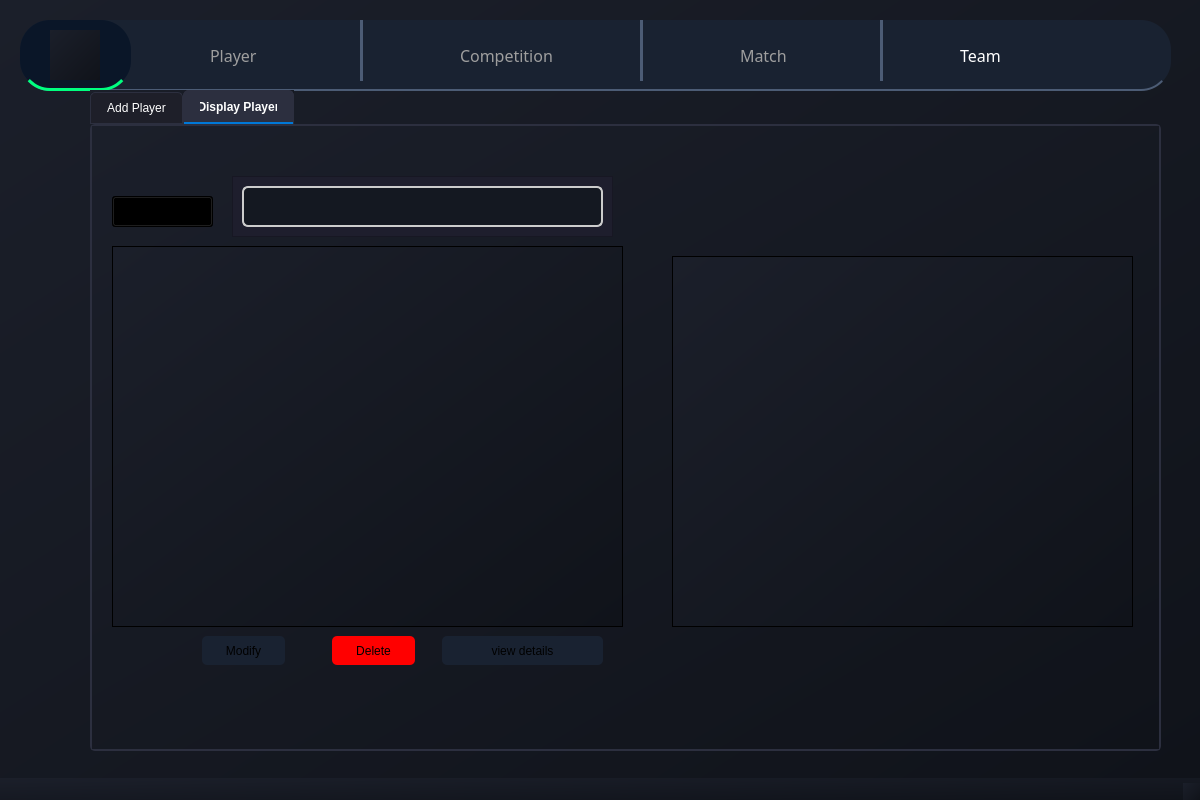
The window that JoueurQ/mainwindow.ui (Azer-khadhraoui/ALDAWRY-FOOTBALL) describes before a commit, drawn with Qt 5.
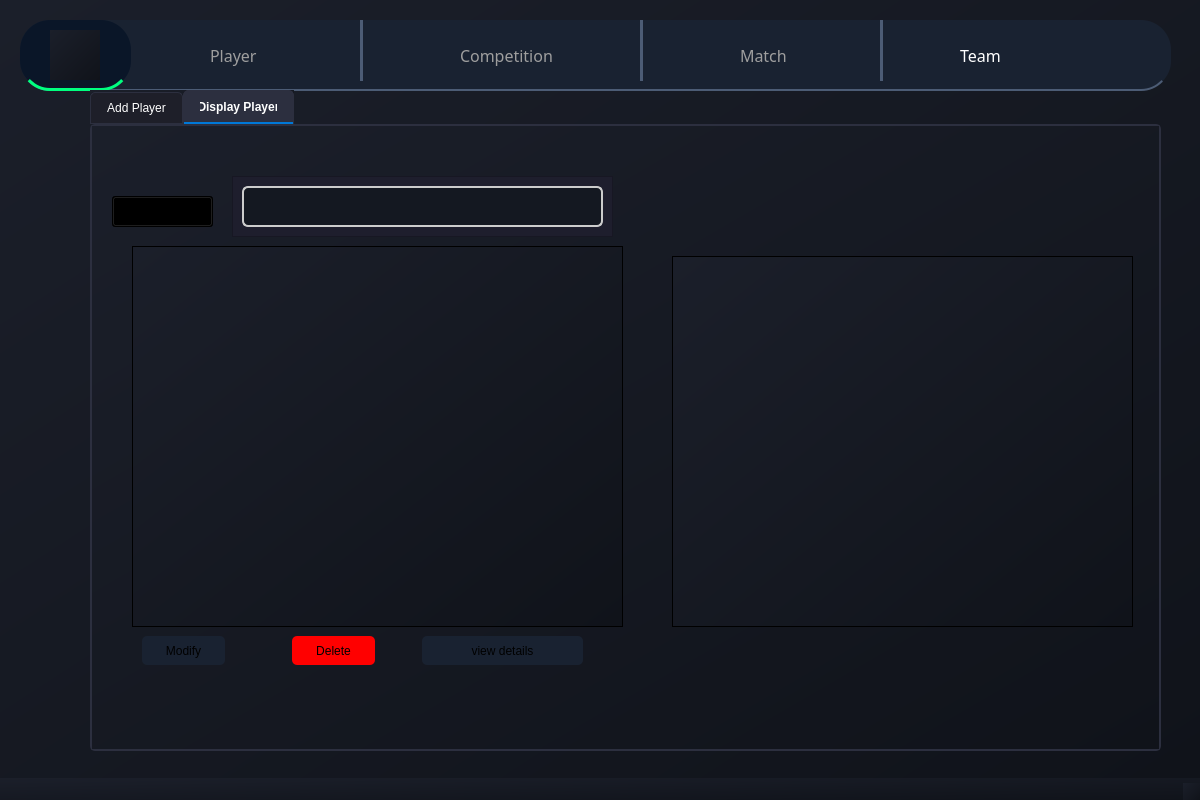
The same window after the commit. Icons and pictures are not drawn.

Commit message: Enhance player details display: add styled player name header and team label

Patch:
```diff
--- a/JoueurQ/mainwindow.ui
+++ b/JoueurQ/mainwindow.ui
@@ -606,7 +606,7 @@
      <widget class="QPushButton" name="pushButton_3">
       <property name="geometry">
        <rect>
-        <x>240</x>
+        <x>200</x>
         <y>510</y>
         <width>83</width>
         <height>29</height>
@@ -623,7 +623,7 @@
      <widget class="QPushButton" name="buttonModify">
       <property name="geometry">
        <rect>
-        <x>110</x>
+        <x>50</x>
         <y>510</y>
         <width>83</width>
         <height>29</height>
@@ -640,9 +640,9 @@
      <widget class="QTableWidget" name="tableWidget">
       <property name="geometry">
        <rect>
-        <x>20</x>
+        <x>40</x>
         <y>120</y>
-        <width>511</width>
+        <width>491</width>
         <height>381</height>
        </rect>
       </property>
@@ -650,7 +650,7 @@
      <widget class="QPushButton" name="buttonViewDetails">
       <property name="geometry">
        <rect>
-        <x>350</x>
+        <x>330</x>
         <y>510</y>
         <width>161</width>
         <height>29</height>
```
The commit also changes 1 other file.
